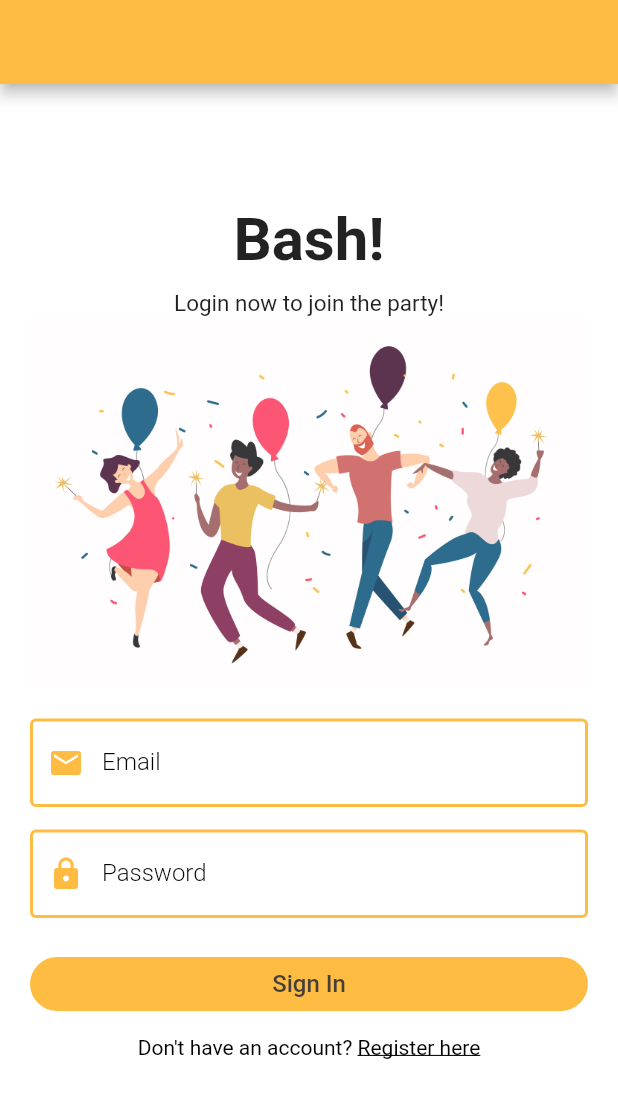
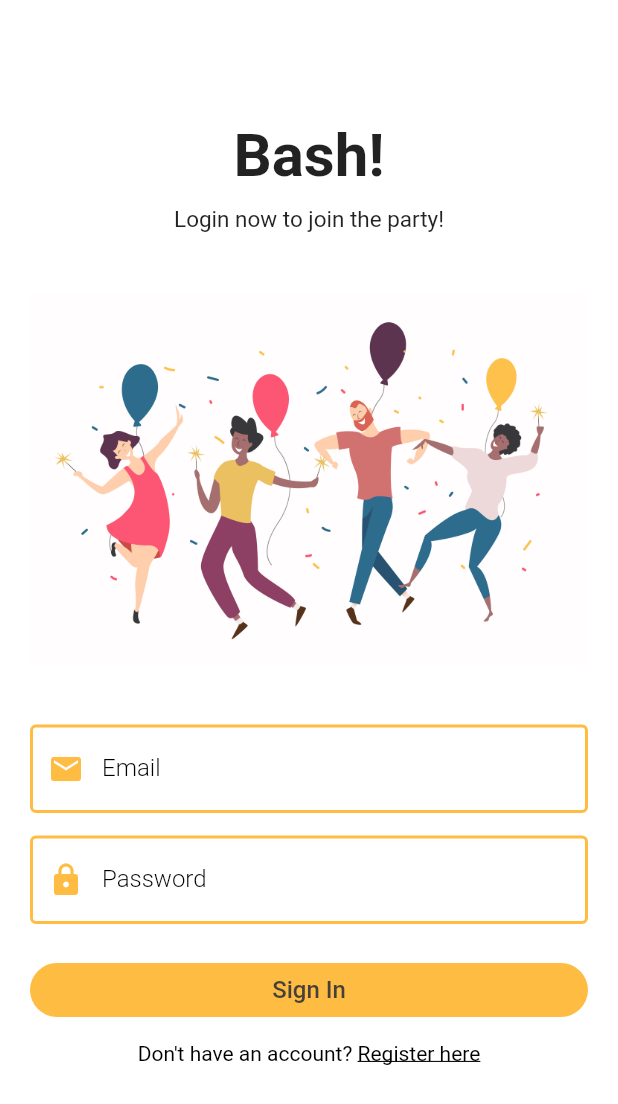
Before and after one commit to xiaoyazz/my_chat_app, a Flutter app: the screen it shows after launch, on a phone screen of 412 x 824 dp. Shown: the top 1104 px of the screen. Run offline on Flutter 3.47's test engine with Material 2 defaults, Android fonts, the phone set to English and light mode, and no system bars; our stand-ins replace firebase_core, matcher, shared_preferences; accounts and stored records are empty.

Commit message:
Comment out app bar

```diff
--- a/lib/pages/auth/login_page.dart
+++ b/lib/pages/auth/login_page.dart
@@ -27,9 +27,9 @@
 
     // Return login form
     return Scaffold(
-      appBar: AppBar(
-        backgroundColor: Theme.of(context).primaryColor,
-      ), // Default color is blue
+      // appBar: AppBar(
+      //   backgroundColor: Theme.of(context).primaryColor,
+      // ), // Default color is blue
       body: SingleChildScrollView(
         child: Padding(
           padding: const EdgeInsets.symmetric(horizontal: 20, vertical: 80),
@@ -46,9 +46,12 @@
                 const Text("Login now to join the party!",
                     style:
                         TextStyle(fontSize: 15, fontWeight: FontWeight.w400)),
+
+                const SizedBox(height: 40),
+
                 Image.asset("assets/login.jpg"),
 
-                const SizedBox(height: 20),
+                const SizedBox(height: 40),
 
                 // Enter email
                 TextFormField(
```
Also changed, not shown: lib/pages/auth/register_page.dart (+7 -4 lines).
